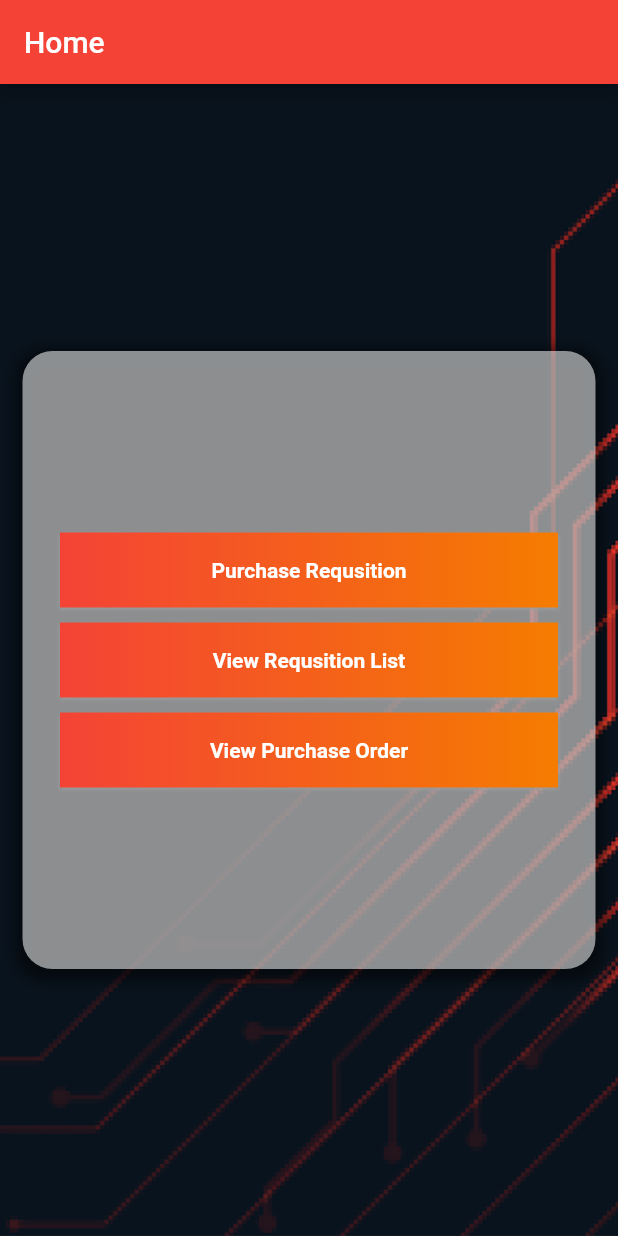
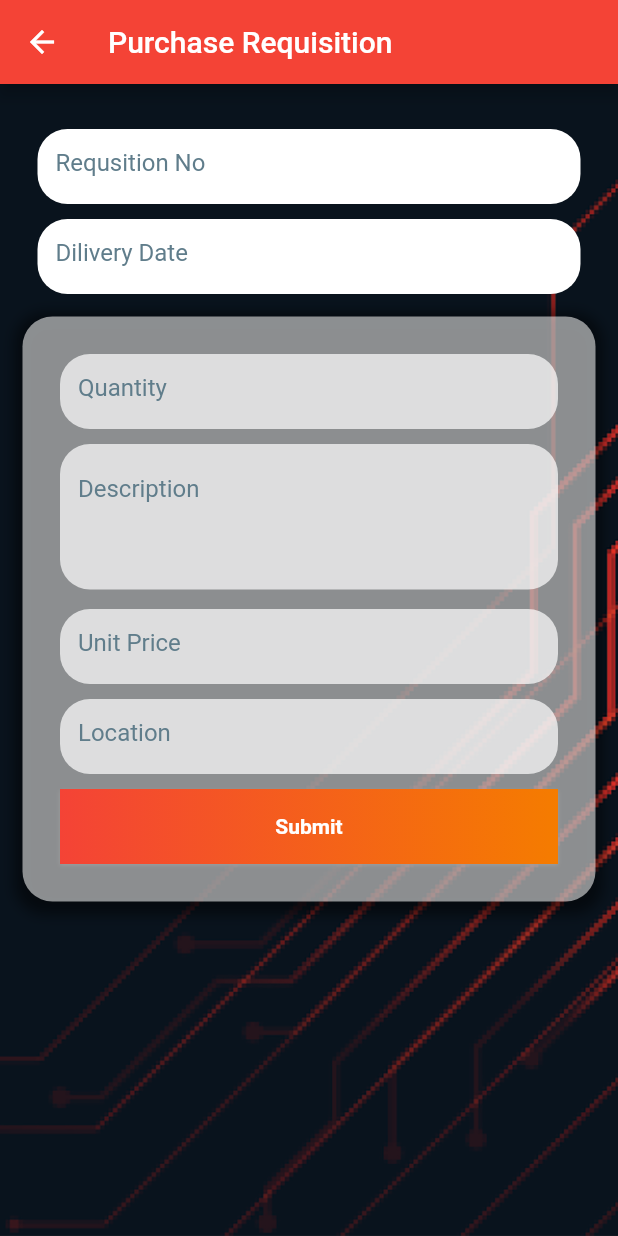
Before and after one commit to UshanFernando/Procurements-for-Construction-Industry, a Flutter app: the screen it shows after launch, after a tap on "Purchase Requsition", on a phone screen of 412 x 824 dp. Run offline on Flutter 3.47's test engine with Material 2 defaults, Android fonts, the phone set to English and light mode, and no system bars; our stand-ins replace cloud_firestore; accounts and stored records are empty.

Commit message:
Purchase Requisition ui completed

```diff
--- a/lib/Screens/HomeScreen.dart
+++ b/lib/Screens/HomeScreen.dart
@@ -1,3 +1,4 @@
+import 'package:construction_procurement_app/Screens/PurchaseRequisition.dart';
 import 'package:construction_procurement_app/Widgets/RaisedGredientBtn.dart';
 import 'package:flutter/material.dart';
 
@@ -73,7 +74,11 @@ class _HomeScreenState extends State<HomeScreen> {
                       colors: <Color>[Colors.red, Colors.orange[700]],
                     ),
                     onPressed: () {
-                      print('button clicked');
+                      Navigator.push(
+                        context,
+                        MaterialPageRoute(
+                            builder: (context) => PurchaseRequisition()),
+                      );
                     }),
                 SizedBox(
                   height: 10,
@@ -101,9 +106,6 @@ class _HomeScreenState extends State<HomeScreen> {
                       style: TextStyle(
                           color: Colors.white, fontWeight: FontWeight.bold),
                     ),
-                    gradient: LinearGradient(
-                      colors: <Color>[Colors.red, Colors.orange[700]],
-                    ),
                     onPressed: () {
                       print('button clicked');
                     }),
--- /dev/null
+++ b/lib/Screens/PurchaseRequisition.dart
@@ -0,0 +1,150 @@
+import 'package:construction_procurement_app/Widgets/RaisedGredientBtn.dart';
+import 'package:flutter/material.dart';
+
+class PurchaseRequisition extends StatefulWidget {
+  @override
+  _PurchaseRequisitionState createState() => _PurchaseRequisitionState();
+}
+
+class _PurchaseRequisitionState extends State<PurchaseRequisition> {
+  @override
+  void initState() {
+    super.initState();
+  }
+
+  @override
+  void dispose() {
+    super.dispose();
+  }
+
+  @override
+  Widget build(BuildContext context) {
+    double width = MediaQuery.of(context).size.width;
+    double height = MediaQuery.of(context).size.height;
+    return Stack(children: <Widget>[
+      Image.asset(
+        "Assets/bg.jpg",
+        height: MediaQuery.of(context).size.height,
+        width: MediaQuery.of(context).size.width,
+        fit: BoxFit.cover,
+      ),
+      Scaffold(
+        backgroundColor: Colors.transparent,
+        appBar: AppBar(
+          // Here we take the value from the MyHomePage object that was created by
+          // the App.build method, and use it to set our appbar title.
+          title: Text("Purchase Requisition"),
+        ),
+        body: SingleChildScrollView(
+          child: Column(
+            mainAxisAlignment: MainAxisAlignment.center,
+            children: [
+              Container(
+                height: 50,
+                margin: EdgeInsets.only(
+                  top: 30,
+                  left: 25,
+                  right: 25,
+                ),
+                child: TextField(
+                  decoration: new InputDecoration(
+                      hintText: "Requsition No", fillColor: Colors.white),
+                ),
+              ),
+              Container(
+                height: 50,
+                margin: EdgeInsets.only(
+                  top: 10,
+                  left: 25,
+                  right: 25,
+                ),
+                child: TextField(
+                  keyboardType: TextInputType.datetime,
+                  decoration: new InputDecoration(
+                      hintText: "Dilivery Date", fillColor: Colors.white),
+                ),
+              ),
+              Container(
+                margin: EdgeInsets.all(15),
+                width: double.infinity,
+                padding: EdgeInsets.all(25),
+                decoration: BoxDecoration(
+                  color: Colors.white54,
+                  borderRadius: BorderRadius.all(
+                    Radius.circular(20),
+                  ),
+                  boxShadow: [
+                    BoxShadow(
+                      color: Colors.black.withOpacity(0.5),
+                      spreadRadius: 5,
+                      blurRadius: 7,
+                      offset: Offset(0, 3), // changes position of shadow
+                    ),
+                  ],
+                ),
+                child: Column(
+                  mainAxisSize: MainAxisSize.max,
+                  mainAxisAlignment: MainAxisAlignment.center,
+                  children: <Widget>[
+                    SizedBox(
+                      height: 50,
+                      child: TextField(
+                        keyboardType: TextInputType.number,
+                        decoration: new InputDecoration(
+                          hintText: "Quantity",
+                        ),
+                      ),
+                    ),
+                    SizedBox(height: 10),
+                    SizedBox(
+                      height: 100,
+                      child: TextField(
+                        keyboardType: TextInputType.multiline,
+                        maxLines: 3,
+                        minLines: 3,
+                        decoration: new InputDecoration(
+                          hintText: "Description",
+                        ),
+                      ),
+                    ),
+                    SizedBox(height: 10),
+                    SizedBox(
+                      height: 50,
+                      child: TextField(
+                        keyboardType: TextInputType.number,
+                        decoration: new InputDecoration(
+                          hintText: "Unit Price",
+                        ),
+                      ),
+                    ),
+                    SizedBox(height: 10),
+                    SizedBox(
+                      height: 50,
+                      child: TextField(
+                        decoration: new InputDecoration(
+                          hintText: "Location",
+                        ),
+                      ),
+                    ),
+                    SizedBox(height: 10),
+                    RaisedGradientButton(
+                        child: Text(
+                          'Submit',
+                          style: TextStyle(
+                              color: Colors.white, fontWeight: FontWeight.bold),
+                        ),
+                        onPressed: () {
+                          print('button clicked');
+                        }),
+                  ],
+                ),
+              ),
+            ],
+          ),
+        ),
+        // This trailing comma makes auto-formatting nicer for build methods.
+      )
+    ]);
+    ;
+  }
+}
--- a/lib/Widgets/RaisedGredientBtn.dart
+++ b/lib/Widgets/RaisedGredientBtn.dart
@@ -21,7 +21,11 @@ class RaisedGradientButton extends StatelessWidget {
     return Container(
       width: width,
       height: 50.0,
-      decoration: BoxDecoration(gradient: gradient, boxShadow: [
+      decoration: BoxDecoration(
+          gradient: LinearGradient(
+            colors: <Color>[Colors.red, Colors.orange[700]],
+          ),
+          boxShadow: [
             BoxShadow(
               color: Colors.grey[500],
               offset: Offset(0.0, 1.5),
--- a/lib/main.dart
+++ b/lib/main.dart
@@ -14,6 +14,17 @@ class MyApp extends StatelessWidget {
       theme: ThemeData(
         primarySwatch: Colors.red,
         visualDensity: VisualDensity.adaptivePlatformDensity,
+        inputDecorationTheme: InputDecorationTheme(
+          border: OutlineInputBorder(
+            // width: 0.0 produces a thin "hairline" border
+            borderRadius: BorderRadius.all(Radius.circular(20.0)),
+            borderSide: BorderSide.none,
+            //borderSide: const BorderSide(),
+          ),
+          hintStyle: TextStyle(color: Colors.blueGrey),
+          filled: true,
+          fillColor: Colors.white70,
+        ),
       ),
       home: HomeScreen(),
     );
```
Lines whose indentation alone changed are shown as unchanged.
